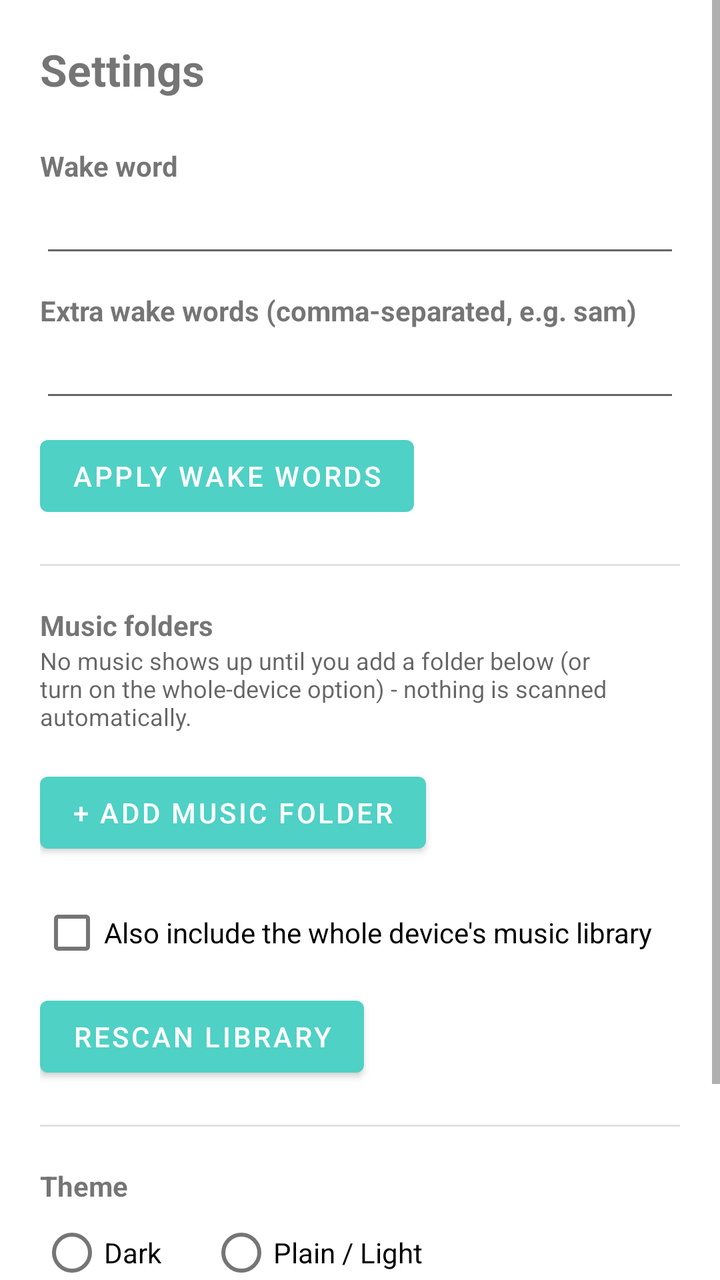
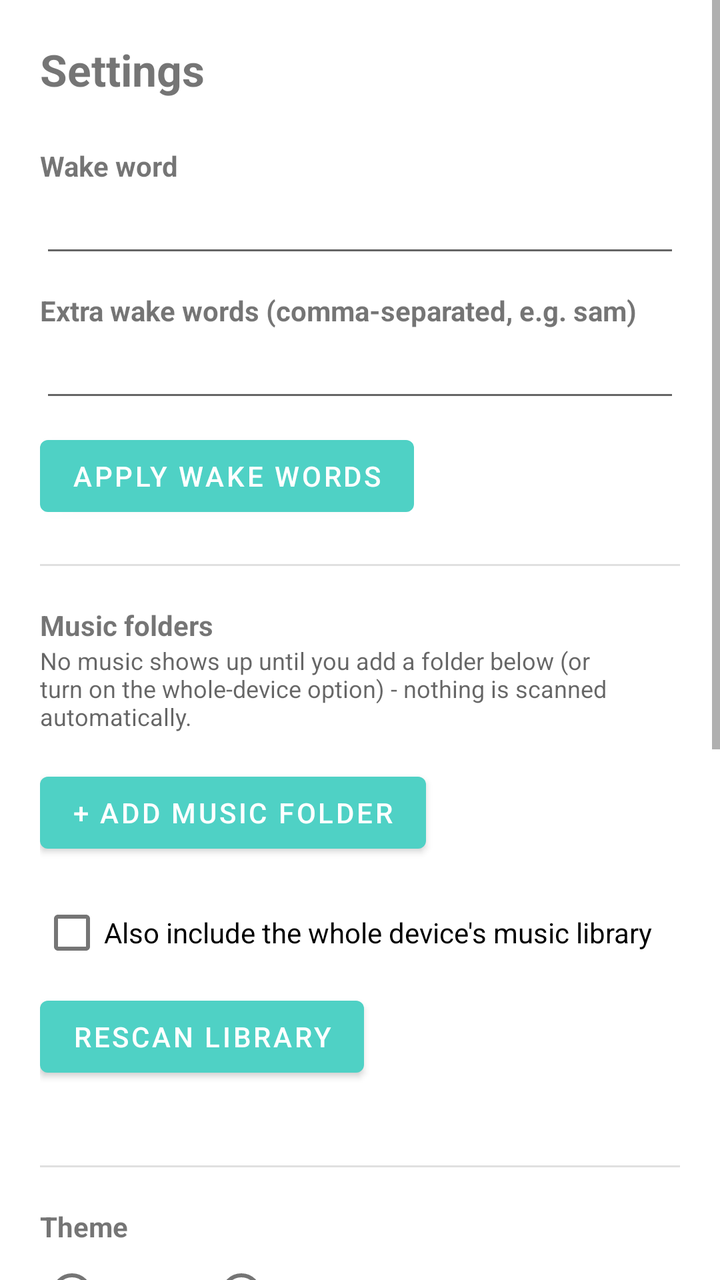

Two renders of the same Android screen: before a commit and after it. Below are the layout's source before the change and the commit's diff.
<!-- AndroidManifest.xml: application theme Theme.CarVoicePlayer -->
<!-- res/layout/activity_settings.xml -->
<?xml version="1.0" encoding="utf-8"?>
<ScrollView xmlns:android="http://schemas.android.com/apk/res/android"
    android:layout_width="match_parent"
    android:layout_height="match_parent">

    <LinearLayout
        android:layout_width="match_parent"
        android:layout_height="wrap_content"
        android:orientation="vertical"
        android:padding="20dp">

        <TextView
            android:layout_width="match_parent"
            android:layout_height="wrap_content"
            android:text="Settings"
            android:textSize="22sp"
            android:textStyle="bold" />

        <TextView
            android:layout_width="match_parent"
            android:layout_height="wrap_content"
            android:layout_marginTop="24dp"
            android:text="Wake word"
            android:textStyle="bold" />
        <EditText
            android:id="@+id/wakeWordInput"
            android:layout_width="match_parent"
            android:layout_height="wrap_content"
            android:inputType="text"
            android:singleLine="true" />

        <TextView
            android:layout_width="match_parent"
            android:layout_height="wrap_content"
            android:layout_marginTop="12dp"
            android:text="Extra wake words (comma-separated, e.g. sam)"
            android:textStyle="bold" />
        <EditText
            android:id="@+id/wakeAliasesInput"
            android:layout_width="match_parent"
            android:layout_height="wrap_content"
            android:inputType="text"
            android:singleLine="true" />

        <Button
            android:id="@+id/applyWakeButton"
            android:layout_width="wrap_content"
            android:layout_height="wrap_content"
            android:layout_marginTop="8dp"
            android:text="Apply wake words" />

        <View
            android:layout_width="match_parent"
            android:layout_height="1dp"
            android:layout_marginTop="20dp"
            android:background="?android:attr/listDivider" />

        <TextView
            android:layout_width="match_parent"
            android:layout_height="wrap_content"
            android:layout_marginTop="20dp"
            android:text="Music folders"
            android:textStyle="bold" />
        <TextView
            android:layout_width="match_parent"
            android:layout_height="wrap_content"
            android:text="No music shows up until you add a folder below (or turn on the whole-device option) - nothing is scanned automatically."
            android:textSize="12sp"
            android:textColor="?android:attr/textColorSecondary" />

        <LinearLayout
            android:id="@+id/folderListContainer"
            android:layout_width="match_parent"
            android:layout_height="wrap_content"
            android:orientation="vertical"
            android:layout_marginTop="8dp" />

        <Button
            android:id="@+id/addFolderButton"
            android:layout_width="wrap_content"
            android:layout_height="wrap_content"
            android:layout_marginTop="8dp"
            android:text="+ Add Music Folder" />

        <CheckBox
            android:id="@+id/wholeDeviceCheckbox"
            android:layout_width="match_parent"
            android:layout_height="wrap_content"
            android:layout_marginTop="12dp"
            android:text="Also include the whole device's music library" />

        <Button
            android:id="@+id/rescanButton"
            android:layout_width="wrap_content"
            android:layout_height="wrap_content"
            android:layout_marginTop="4dp"
            android:text="Rescan Library" />

        <View
            android:layout_width="match_parent"
            android:layout_height="1dp"
            android:layout_marginTop="20dp"
            android:background="?android:attr/listDivider" />

        <TextView
            android:layout_width="match_parent"
            android:layout_height="wrap_content"
            android:layout_marginTop="20dp"
            android:text="Theme"
            android:textStyle="bold" />
        <RadioGroup
            android:id="@+id/themeRadioGroup"
            android:layout_width="match_parent"
            android:layout_height="wrap_content"
            android:orientation="horizontal">
            <RadioButton
                android:id="@+id/themeDark"
                android:layout_width="wrap_content"
                android:layout_height="wrap_content"
                android:text="Dark" />
            <RadioButton
                android:id="@+id/themeLight"
                android:layout_width="wrap_content"
                android:layout_height="wrap_content"
                android:layout_marginStart="24dp"
                android:text="Plain / Light" />
        </RadioGroup>

        <View
            android:layout_width="match_parent"
            android:layout_height="1dp"
            android:layout_marginTop="20dp"
            android:background="?android:attr/listDivider" />

        <TextView
            android:layout_width="match_parent"
            android:layout_height="wrap_content"
            android:layout_marginTop="20dp"
            android:textSize="12sp"
            android:textColor="?android:attr/textColorSecondary"
            android:text="Voice commands: play / pause / next / previous / status / play &lt;song name&gt; / skip 30 seconds / skip 1 minute / trim forty thirty / a number 1-5 for rating." />

    </LinearLayout>
</ScrollView>
<!-- resources referenced by this layout -->
<resources>
  <style name="Theme.CarVoicePlayer" parent="Theme.MaterialComponents.DayNight.NoActionBar">
          <item name="colorPrimary">@color/brand_accent</item>
          <item name="colorAccent">@color/brand_accent</item>
      </style>
  <color name="brand_accent">#4FD1C5</color>
</resources>

<!-- the commit's change to res/layout/activity_settings.xml (unified diff, before → after) -->
@@ -96,6 +96,14 @@
             android:layout_marginTop="4dp"
             android:text="Rescan Library" />
 
+        <TextView
+            android:id="@+id/scanStatusText"
+            android:layout_width="match_parent"
+            android:layout_height="wrap_content"
+            android:layout_marginTop="4dp"
+            android:textSize="12sp"
+            android:textColor="?android:attr/textColorSecondary" />
+
         <View
             android:layout_width="match_parent"
             android:layout_height="1dp"
@@ -136,6 +144,67 @@
             android:layout_width="match_parent"
             android:layout_height="wrap_content"
             android:layout_marginTop="20dp"
+            android:text="Skip (start every song this far in)"
+            android:textStyle="bold" />
+        <TextView
+            android:layout_width="match_parent"
+            android:layout_height="wrap_content"
+            android:text="Applies to every song, current and future - not the same as a song's own trim points below. Same as the voice command &quot;skip 30 seconds&quot;."
+            android:textSize="12sp"
+            android:textColor="?android:attr/textColorSecondary" />
+        <LinearLayout
+            android:layout_width="match_parent"
+            android:layout_height="wrap_content"
+            android:orientation="horizontal"
+            android:gravity="center_vertical">
+            <SeekBar
+                android:id="@+id/skipSecondsSeekBar"
+                android:layout_width="0dp"
+                android:layout_height="wrap_content"
+                android:layout_weight="1"
+                android:max="60" />
+            <TextView
+                android:id="@+id/skipSecondsLabel"
+                android:layout_width="56dp"
+                android:layout_height="wrap_content"
+                android:gravity="end"
+                android:text="0s" />
+        </LinearLayout>
+
+        <View
+            android:layout_width="match_parent"
+            android:layout_height="1dp"
+            android:layout_marginTop="20dp"
+            android:background="?android:attr/listDivider" />
+
+        <TextView
+            android:layout_width="match_parent"
+            android:layout_height="wrap_content"
+            android:layout_marginTop="20dp"
+            android:text="Startup"
+            android:textStyle="bold" />
+        <CheckBox
+            android:id="@+id/autoStartCheckbox"
+            android:layout_width="match_parent"
+            android:layout_height="wrap_content"
+            android:text="Auto-open when the car/tablet turns on" />
+        <TextView
+            android:layout_width="match_parent"
+            android:layout_height="wrap_content"
+            android:text="Resumes playback automatically from wherever it left off - no taps needed. On some tablets (especially budget/car-head-unit Android boxes), you may also need to enable &quot;autostart&quot; or &quot;background activity&quot; for this app in the device's own system settings - that's a manufacturer restriction this app can't bypass on its own."
+            android:textSize="12sp"
+            android:textColor="?android:attr/textColorSecondary" />
+
+        <View
+            android:layout_width="match_parent"
+            android:layout_height="1dp"
+            android:layout_marginTop="20dp"
+            android:background="?android:attr/listDivider" />
+
+        <TextView
+            android:layout_width="match_parent"
+            android:layout_height="wrap_content"
+            android:layout_marginTop="20dp"
             android:textSize="12sp"
             android:textColor="?android:attr/textColorSecondary"
             android:text="Voice commands: play / pause / next / previous / status / play &lt;song name&gt; / skip 30 seconds / skip 1 minute / trim forty thirty / a number 1-5 for rating." />
